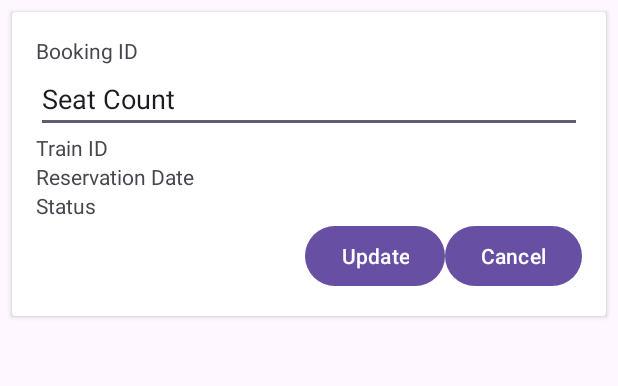
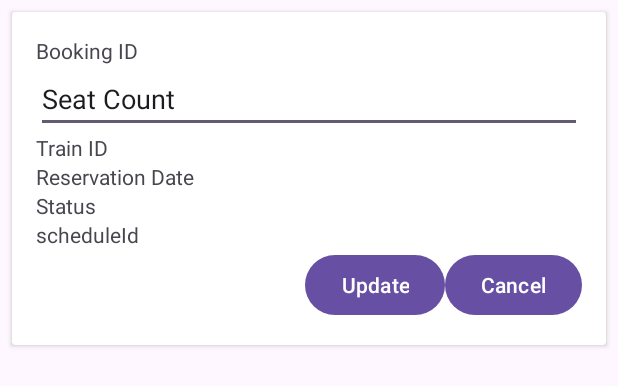
Before and after one commit to BTMR48/DreamTravelMobile, an Android app: the layout booked_card.xml on its own in the app's theme, with its tools: preview values and no code run, on a phone screen of 412 x 824 dp. Shown: the top 386 px of the screen. Run offline under Robolectric (Android 15) with nearby library versions, the phone set to English and light mode, and no system bars.

Commit message:
UPDATE booked ticket and cancel need to check and ui

```diff
--- a/app/src/main/res/layout/booked_card.xml
+++ b/app/src/main/res/layout/booked_card.xml
@@ -41,6 +41,11 @@
             android:layout_width="wrap_content"
             android:layout_height="wrap_content"
             android:text="Status" />
+        <TextView
+            android:id="@+id/scheduleId"
+            android:layout_width="wrap_content"
+            android:layout_height="wrap_content"
+            android:text="scheduleId" />
 
         <LinearLayout
             android:layout_width="match_parent"
```
Also changed, not shown: app/src/main/java/com/tbmr/dreamtravel/Ticket_Booked_list.java (+27 -13 lines).
